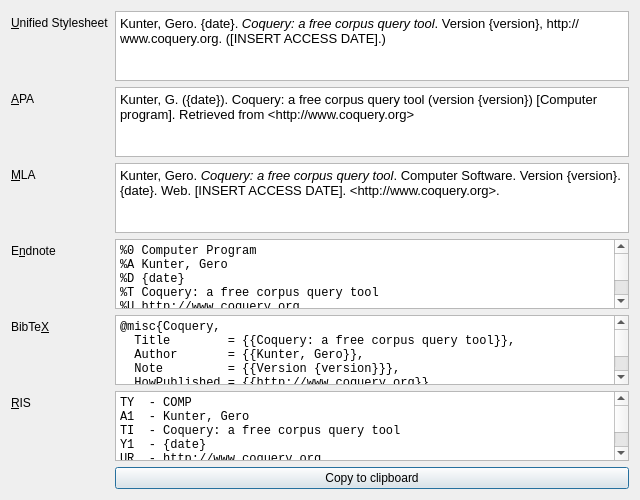
gkunter/coquery, file coquery/gui/ui/cite.ui: the form before one commit.
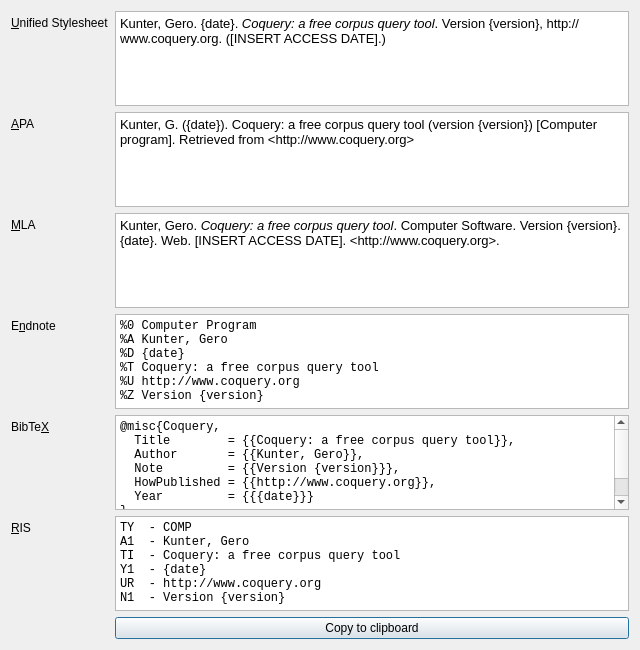
The form after the commit.

Commit message: Fix year in BibTex entry

```diff
--- a/coquery/gui/ui/cite.ui
+++ b/coquery/gui/ui/cite.ui
@@ -7,7 +7,7 @@
     <x>0</x>
     <y>0</y>
     <width>640</width>
-    <height>492</height>
+    <height>650</height>
    </rect>
   </property>
   <property name="windowTitle">
@@ -35,8 +35,8 @@
         <string>&lt;!DOCTYPE HTML PUBLIC &quot;-//W3C//DTD HTML 4.0//EN&quot; &quot;http://www.w3.org/TR/REC-html40/strict.dtd&quot;&gt;
 &lt;html&gt;&lt;head&gt;&lt;meta name=&quot;qrichtext&quot; content=&quot;1&quot; /&gt;&lt;style type=&quot;text/css&quot;&gt;
 p, li { white-space: pre-wrap; }
-&lt;/style&gt;&lt;/head&gt;&lt;body style=&quot; font-family:'Noto Sans UI'; font-size:10pt; font-weight:400; font-style:normal;&quot;&gt;
-&lt;p style=&quot; margin-top:0px; margin-bottom:0px; margin-left:0px; margin-right:0px; -qt-block-indent:0; text-indent:0px;&quot;&gt;Kunter, Gero. {date}. &lt;span style=&quot; font-style:italic;&quot;&gt;Coquery: a free corpus query tool&lt;/span&gt;. Version {version}, http://www.coquery.org. ([INSERT ACCESS DATE].)&lt;/p&gt;&lt;/body&gt;&lt;/html&gt;</string>
+&lt;/style&gt;&lt;/head&gt;&lt;body style=&quot; font-family:'Noto Sans'; font-size:13pt; font-weight:400; font-style:normal;&quot;&gt;
+&lt;p style=&quot; margin-top:0px; margin-bottom:0px; margin-left:0px; margin-right:0px; -qt-block-indent:0; text-indent:0px;&quot;&gt;&lt;span style=&quot; font-family:'Noto Sans UI'; font-size:10pt;&quot;&gt;Kunter, Gero. {date}. &lt;/span&gt;&lt;span style=&quot; font-family:'Noto Sans UI'; font-size:10pt; font-style:italic;&quot;&gt;Coquery: a free corpus query tool&lt;/span&gt;&lt;span style=&quot; font-family:'Noto Sans UI'; font-size:10pt;&quot;&gt;. Version {version}, http://www.coquery.org. ([INSERT ACCESS DATE].)&lt;/span&gt;&lt;/p&gt;&lt;/body&gt;&lt;/html&gt;</string>
        </property>
        <property name="textInteractionFlags">
         <set>Qt::TextSelectableByKeyboard|Qt::TextSelectableByMouse</set>
@@ -62,8 +62,8 @@
         <string>&lt;!DOCTYPE HTML PUBLIC &quot;-//W3C//DTD HTML 4.0//EN&quot; &quot;http://www.w3.org/TR/REC-html40/strict.dtd&quot;&gt;
 &lt;html&gt;&lt;head&gt;&lt;meta name=&quot;qrichtext&quot; content=&quot;1&quot; /&gt;&lt;style type=&quot;text/css&quot;&gt;
 p, li { white-space: pre-wrap; }
-&lt;/style&gt;&lt;/head&gt;&lt;body style=&quot; font-family:'Noto Sans UI'; font-size:10pt; font-weight:400; font-style:normal;&quot;&gt;
-&lt;p style=&quot; margin-top:0px; margin-bottom:0px; margin-left:0px; margin-right:0px; -qt-block-indent:0; text-indent:0px;&quot;&gt;Kunter, G. ({date}). Coquery: a free corpus query tool (version {version}) [Computer program]. Retrieved from &amp;lt;http://www.coquery.org&amp;gt;&lt;/p&gt;&lt;/body&gt;&lt;/html&gt;</string>
+&lt;/style&gt;&lt;/head&gt;&lt;body style=&quot; font-family:'Noto Sans'; font-size:13pt; font-weight:400; font-style:normal;&quot;&gt;
+&lt;p style=&quot; margin-top:0px; margin-bottom:0px; margin-left:0px; margin-right:0px; -qt-block-indent:0; text-indent:0px;&quot;&gt;&lt;span style=&quot; font-family:'Noto Sans UI'; font-size:10pt;&quot;&gt;Kunter, G. ({date}). Coquery: a free corpus query tool (version {version}) [Computer program]. Retrieved from &amp;lt;http://www.coquery.org&amp;gt;&lt;/span&gt;&lt;/p&gt;&lt;/body&gt;&lt;/html&gt;</string>
        </property>
        <property name="textInteractionFlags">
         <set>Qt::TextSelectableByKeyboard|Qt::TextSelectableByMouse</set>
@@ -89,8 +89,8 @@
         <string>&lt;!DOCTYPE HTML PUBLIC &quot;-//W3C//DTD HTML 4.0//EN&quot; &quot;http://www.w3.org/TR/REC-html40/strict.dtd&quot;&gt;
 &lt;html&gt;&lt;head&gt;&lt;meta name=&quot;qrichtext&quot; content=&quot;1&quot; /&gt;&lt;style type=&quot;text/css&quot;&gt;
 p, li { white-space: pre-wrap; }
-&lt;/style&gt;&lt;/head&gt;&lt;body style=&quot; font-family:'Noto Sans UI'; font-size:10pt; font-weight:400; font-style:normal;&quot;&gt;
-&lt;p style=&quot; margin-top:0px; margin-bottom:0px; margin-left:0px; margin-right:0px; -qt-block-indent:0; text-indent:0px;&quot;&gt;Kunter, Gero. &lt;span style=&quot; font-style:italic;&quot;&gt;Coquery: a free corpus query tool&lt;/span&gt;. Computer Software. Version {version}. {date}. Web. [INSERT ACCESS DATE]. &amp;lt;http://www.coquery.org&amp;gt;.&lt;/p&gt;&lt;/body&gt;&lt;/html&gt;</string>
+&lt;/style&gt;&lt;/head&gt;&lt;body style=&quot; font-family:'Noto Sans'; font-size:13pt; font-weight:400; font-style:normal;&quot;&gt;
+&lt;p style=&quot; margin-top:0px; margin-bottom:0px; margin-left:0px; margin-right:0px; -qt-block-indent:0; text-indent:0px;&quot;&gt;&lt;span style=&quot; font-family:'Noto Sans UI'; font-size:10pt;&quot;&gt;Kunter, Gero. &lt;/span&gt;&lt;span style=&quot; font-family:'Noto Sans UI'; font-size:10pt; font-style:italic;&quot;&gt;Coquery: a free corpus query tool&lt;/span&gt;&lt;span style=&quot; font-family:'Noto Sans UI'; font-size:10pt;&quot;&gt;. Computer Software. Version {version}. {date}. Web. [INSERT ACCESS DATE]. &amp;lt;http://www.coquery.org&amp;gt;.&lt;/span&gt;&lt;/p&gt;&lt;/body&gt;&lt;/html&gt;</string>
        </property>
        <property name="textInteractionFlags">
         <set>Qt::TextSelectableByKeyboard|Qt::TextSelectableByMouse</set>
@@ -156,7 +156,7 @@
   Author       = {{Kunter, Gero}},
   Note         = {{Version {version}}},
   HowPublished = {{http://www.coquery.org}},
-  Year         = {{{year}}}
+  Year         = {{{date}}}
 }
 </string>
        </property>
```
The commit also changes 1 other file.
